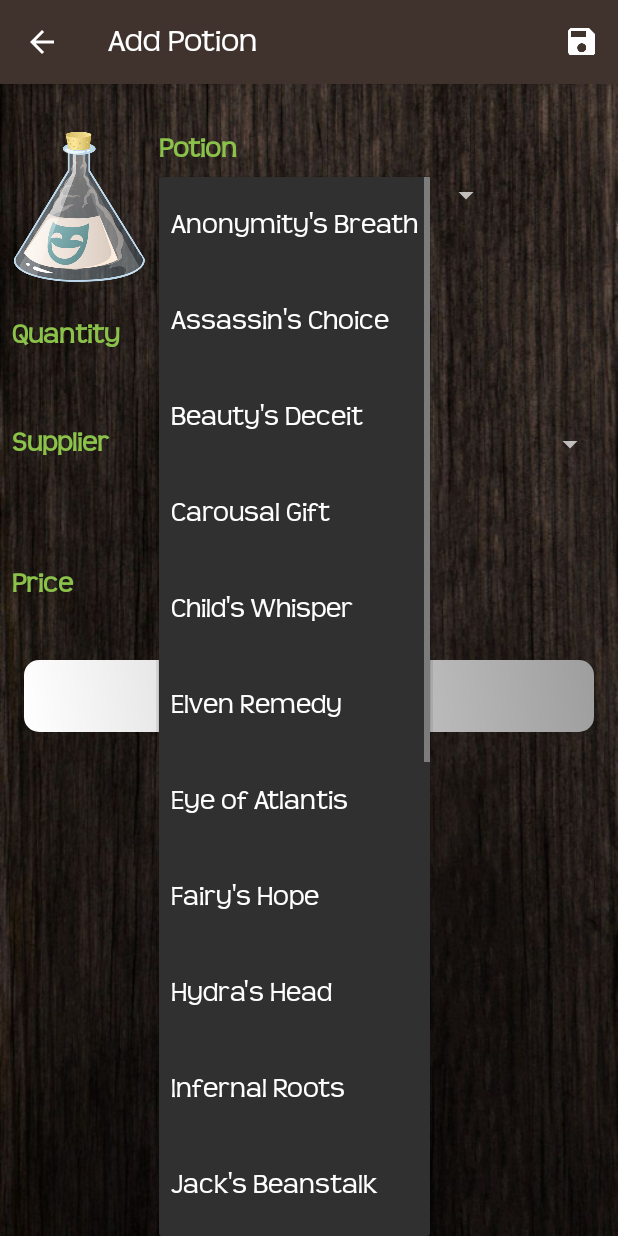
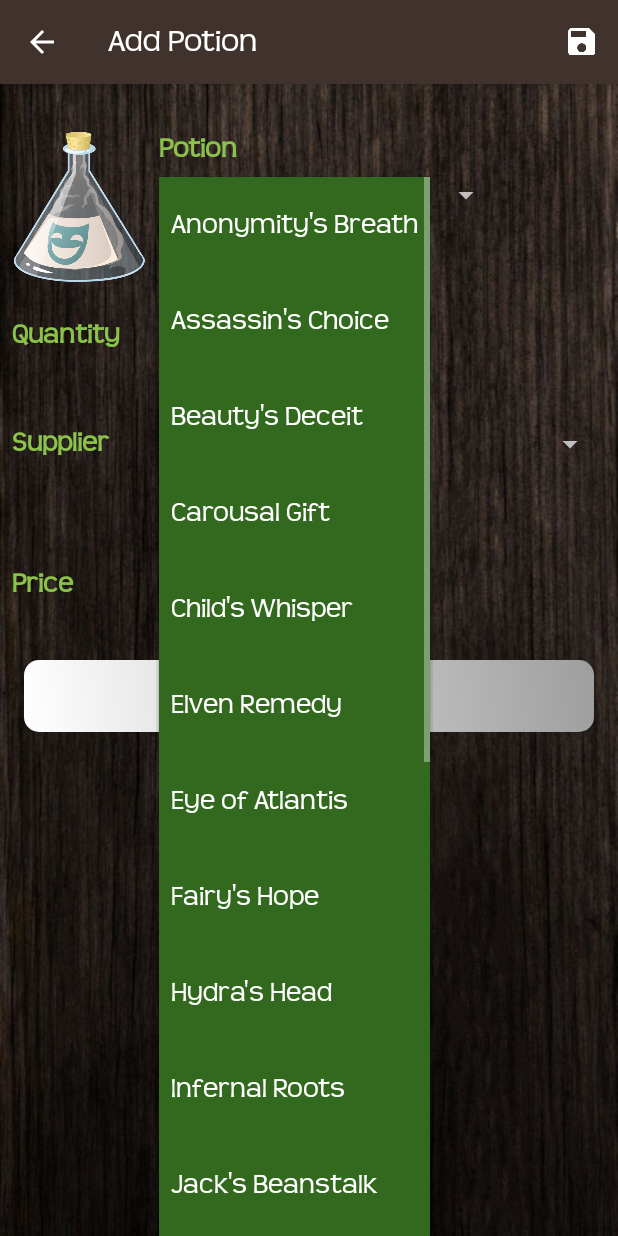
Before and after one commit to MariaViolaki/apothecarys-treasures, an Android app: the DetailsActivity screen opened directly, with no data from a screen before it, after a tap on "Anonymity's Breath", on a phone screen of 412 x 824 dp. Run offline under Robolectric (Android 15) with nearby library versions, the phone set to English and light mode, and no system bars.

Commit message:
Change Spinner popup background color

```diff
--- a/app/src/main/res/layout-land/activity_details.xml
+++ b/app/src/main/res/layout-land/activity_details.xml
@@ -48,6 +48,7 @@
                         android:layout_width="wrap_content"
                         android:layout_height="wrap_content"
                         android:layout_marginTop="@dimen/space_medium"
+                        android:popupBackground="@color/colorAccent"
                         android:spinnerMode="dropdown"
                         tools:listitem="@layout/support_simple_spinner_dropdown_item" />
 
@@ -130,6 +131,7 @@
                         android:id="@+id/supplier_name"
                         android:layout_width="wrap_content"
                         android:layout_height="wrap_content"
+                        android:popupBackground="@color/colorAccent"
                         android:spinnerMode="dropdown"
                         tools:listitem="@layout/support_simple_spinner_dropdown_item" />
 
--- a/app/src/main/res/layout/activity_details.xml
+++ b/app/src/main/res/layout/activity_details.xml
@@ -44,6 +44,7 @@
                     android:layout_width="wrap_content"
                     android:layout_height="wrap_content"
                     android:layout_marginTop="@dimen/space_medium"
+                    android:popupBackground="@color/colorAccent"
                     android:spinnerMode="dropdown"
                     tools:listitem="@layout/support_simple_spinner_dropdown_item" />
 
@@ -121,6 +122,7 @@
                     style="@style/TextStyle"
                     android:layout_width="match_parent"
                     android:layout_height="wrap_content"
+                    android:popupBackground="@color/colorAccent"
                     android:spinnerMode="dropdown"
                     tools:listitem="@layout/support_simple_spinner_dropdown_item" />
 
```
